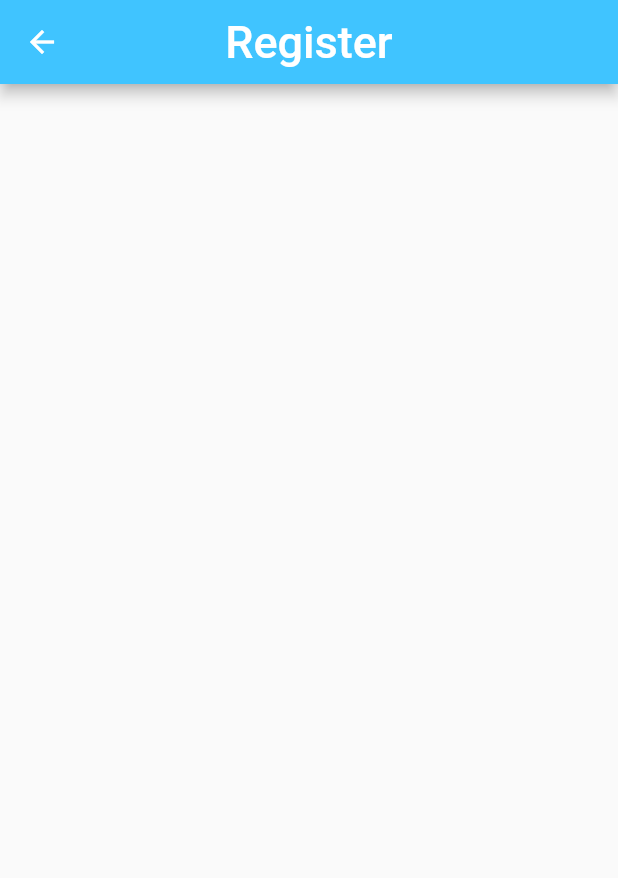
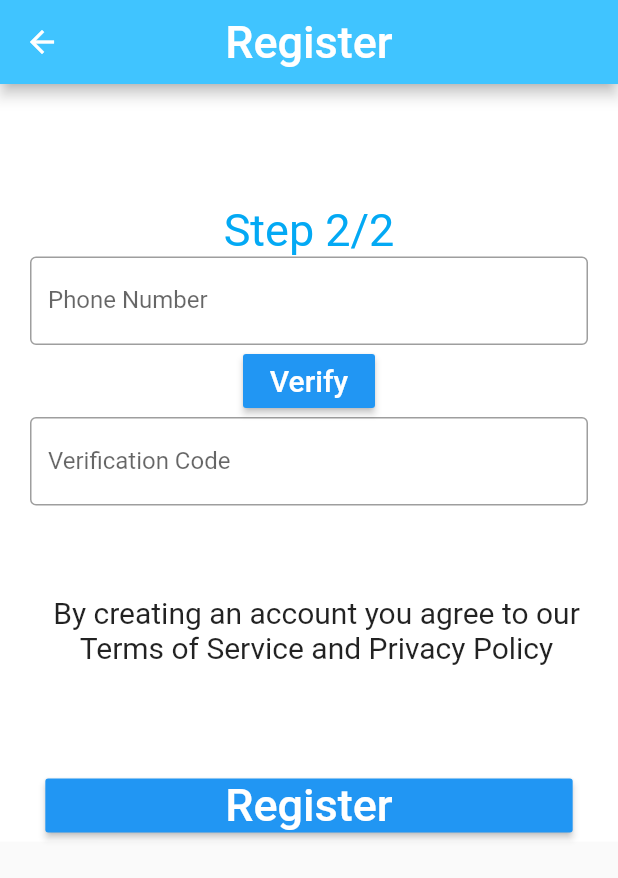
Before and after one commit to FixMe-Application/FixMe, a Flutter app: the RegisterUser screen opened directly, on a phone screen of 412 x 824 dp. Shown: the top 878 px of the screen. Run offline on Flutter 3.47's test engine with Material 2 defaults, Android fonts, the phone set to English and light mode, and no system bars.

Commit message:
Registration-user-3

```diff
--- a/lib/Register-User.dart
+++ b/lib/Register-User.dart
@@ -42,4 +42,63 @@ class _RegisterUserState extends State<RegisterUser> {
           color: Colors.white,
 
 
-          padding: const EdgeInsets.only(left:20,top: 80,right:20),}}
+          padding: const EdgeInsets.only(left:20,top: 80,right:20),
+          child:SingleChildScrollView(
+
+            child: Form(
+
+
+            child: Column(
+
+
+                children: <Widget>[
+                  Text("Step 2/2", style: TextStyle(fontSize: 30,color: Colors.lightBlue),textAlign: TextAlign.center, ),
+
+
+                  TextFormField(
+
+
+                    decoration: InputDecoration(
+                      border: const OutlineInputBorder(borderSide: const BorderSide(color: Colors.grey,width: 1.0)),
+
+                        labelText: 'Phone Number', hintText: "0XXXXXXX"),
+
+                  ),
+                   RaisedButton(
+                    child: Text("Verify",style:TextStyle(fontSize: 20)),
+                    color: Theme.of(context).primaryColor,
+                    textColor: Colors.white,
+                    onPressed: verify,
+
+                   ),
+                    TextFormField(
+                    decoration: InputDecoration(
+
+                      border: const OutlineInputBorder(borderSide: const BorderSide(color: Colors.grey)),
+                        labelText: 'Verification Code', hintText: "XXXX", ),
+
+
+                  ),
+
+                  Container(
+
+                    margin: const EdgeInsets.only(left:10,top: 60,bottom: 70),
+                    child: Text("By creating an account you agree to our Terms of Service and Privacy Policy", style: TextStyle(fontSize:20),textAlign: TextAlign.center,),
+
+                  ),
+
+                    RaisedButton(
+                     padding: const EdgeInsets.only(left:120,right: 120),
+
+                    child: Text("Register", style: TextStyle(fontSize:30),),
+                    color: Theme.of(context).primaryColor,
+                    textColor: Colors.white,
+
+
+                    onPressed: verify,
+                   ),
+
+                   ]
+                  ))))
+
+              );}}
```
